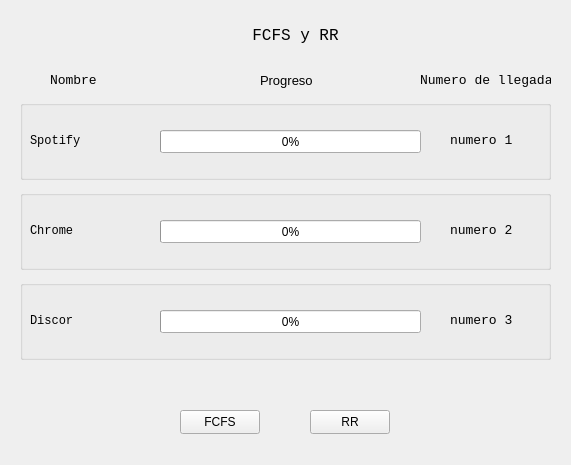
This is actividad_5/form.ui in NingunaPersona616/Acts-SEM-SO as Qt 5 draws it before an edit. The edited form follows.
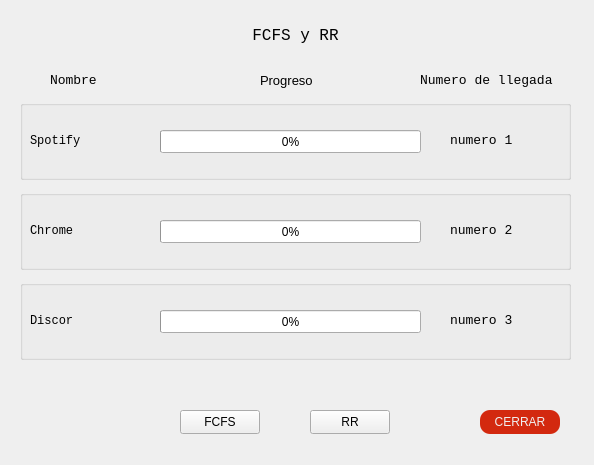
This is the edited form.

```diff
--- a/actividad_5/form.ui
+++ b/actividad_5/form.ui
@@ -6,7 +6,7 @@
    <rect>
     <x>0</x>
     <y>0</y>
-    <width>571</width>
+    <width>594</width>
     <height>465</height>
    </rect>
   </property>
@@ -78,7 +78,7 @@
      <rect>
       <x>420</x>
       <y>65</y>
-      <width>131</width>
+      <width>161</width>
       <height>31</height>
      </rect>
     </property>
@@ -97,7 +97,7 @@
      <rect>
       <x>20</x>
       <y>100</y>
-      <width>531</width>
+      <width>551</width>
       <height>80</height>
      </rect>
     </property>
@@ -160,7 +160,7 @@
      <rect>
       <x>20</x>
       <y>190</y>
-      <width>531</width>
+      <width>551</width>
       <height>80</height>
      </rect>
     </property>
@@ -223,7 +223,7 @@
      <rect>
       <x>20</x>
       <y>280</y>
-      <width>531</width>
+      <width>551</width>
       <height>80</height>
      </rect>
     </property>
@@ -307,6 +307,36 @@
      <string>RR</string>
     </property>
    </widget>
+   <widget class="QPushButton" name="closeButton">
+    <property name="geometry">
+     <rect>
+      <x>480</x>
+      <y>410</y>
+      <width>80</width>
+      <height>24</height>
+     </rect>
+    </property>
+    <property name="autoFillBackground">
+     <bool>false</bool>
+    </property>
+    <property name="styleSheet">
+     <string notr="true">#closeButton{
+
+	background-color: rgb(211, 41, 15);
+
+    color: rgb(240, 240, 240);
+
+    border-radius: 10px;
+
+}
+
+#closeButton:disabled{background-color:black;}
+</string>
+    </property>
+    <property name="text">
+     <string>CERRAR</string>
+    </property>
+   </widget>
   </widget>
  </widget>
  <resources/>
```
